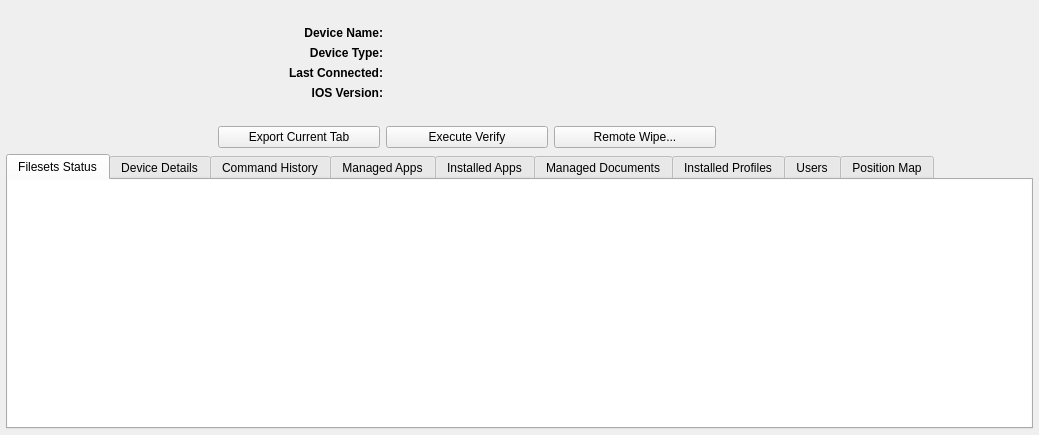
Old version of the form FWAdminLib/ClientReport_iOS_Dlg.ui in the repository fw-dev/translations.
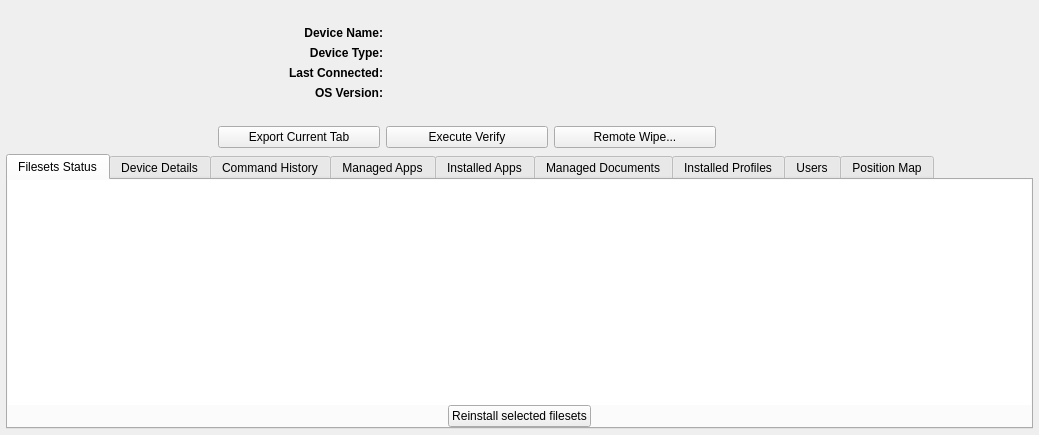
New version of the form. Custom widgets are drawn as their Qt base class.

Diff of the .ui file:
```diff
--- a/FWAdminLib/ClientReport_iOS_Dlg.ui
+++ b/FWAdminLib/ClientReport_iOS_Dlg.ui
@@ -118,7 +118,7 @@
              </font>
             </property>
             <property name="text">
-             <string>IOS Version:</string>
+             <string>OS Version:</string>
             </property>
             <property name="alignment">
              <set>Qt::AlignRight|Qt::AlignTrailing|Qt::AlignVCenter</set>
@@ -383,6 +383,9 @@
           <string>Filesets Status</string>
          </attribute>
          <layout class="QVBoxLayout" name="verticalLayout_33">
+          <property name="spacing">
+           <number>0</number>
+          </property>
           <property name="leftMargin">
            <number>0</number>
           </property>
@@ -426,6 +429,60 @@
             </property>
            </widget>
           </item>
+          <item>
+           <widget class="QWidget" name="widget_2" native="true">
+            <layout class="QHBoxLayout" name="horizontalLayout_7">
+             <property name="spacing">
+              <number>0</number>
+             </property>
+             <property name="leftMargin">
+              <number>0</number>
+             </property>
+             <property name="topMargin">
+              <number>0</number>
+             </property>
+             <property name="rightMargin">
+              <number>0</number>
+             </property>
+             <property name="bottomMargin">
+              <number>0</number>
+             </property>
+             <item>
+              <spacer name="horizontalSpacer_6">
+               <property name="orientation">
+                <enum>Qt::Horizontal</enum>
+               </property>
+               <property name="sizeHint" stdset="0">
+                <size>
+                 <width>40</width>
+                 <height>20</height>
+                </size>
+               </property>
+              </spacer>
+             </item>
+             <item>
+              <widget class="QPushButton" name="reinstallFS">
+               <property name="text">
+                <string>Reinstall selected filesets</string>
+               </property>
+              </widget>
+             </item>
+             <item>
+              <spacer name="horizontalSpacer_7">
+               <property name="orientation">
+                <enum>Qt::Horizontal</enum>
+               </property>
+               <property name="sizeHint" stdset="0">
+                <size>
+                 <width>40</width>
+                 <height>20</height>
+                </size>
+               </property>
+              </spacer>
+             </item>
+            </layout>
+           </widget>
+          </item>
          </layout>
         </widget>
         <widget class="QWidget" name="detailsTab">
```
Left out of the diff: 2 changed lines with no effect on the pictures.
